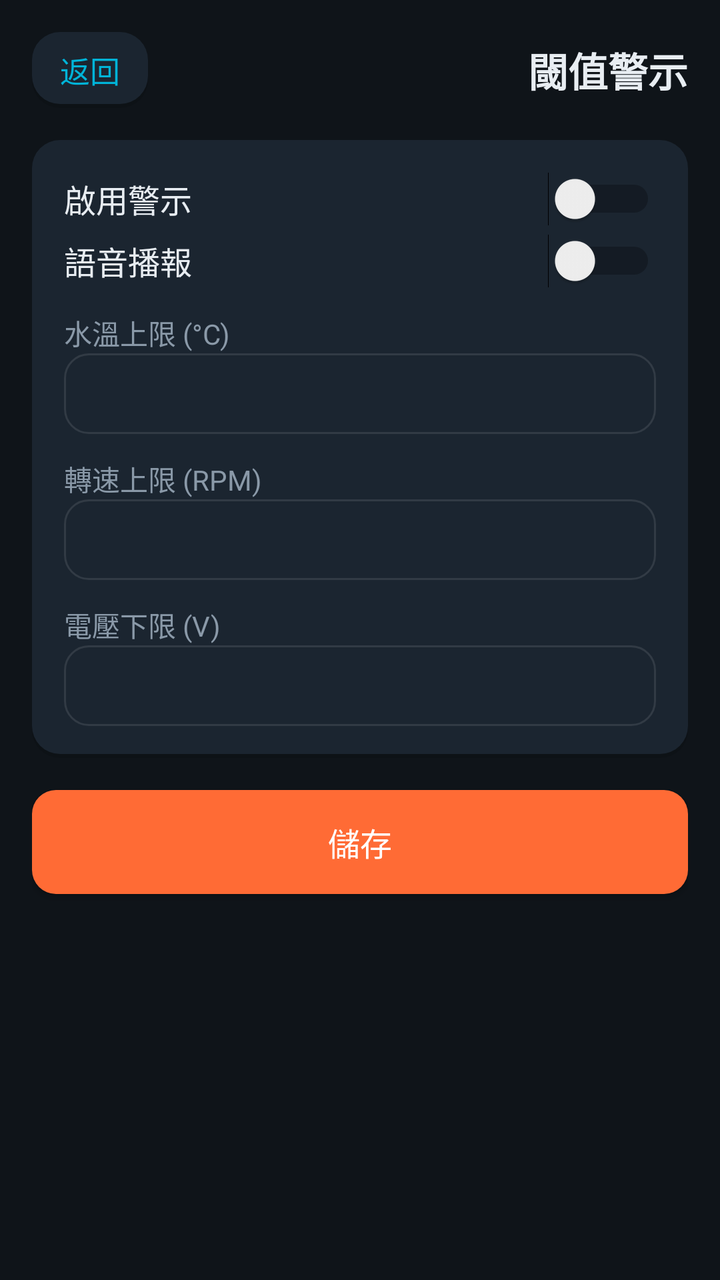
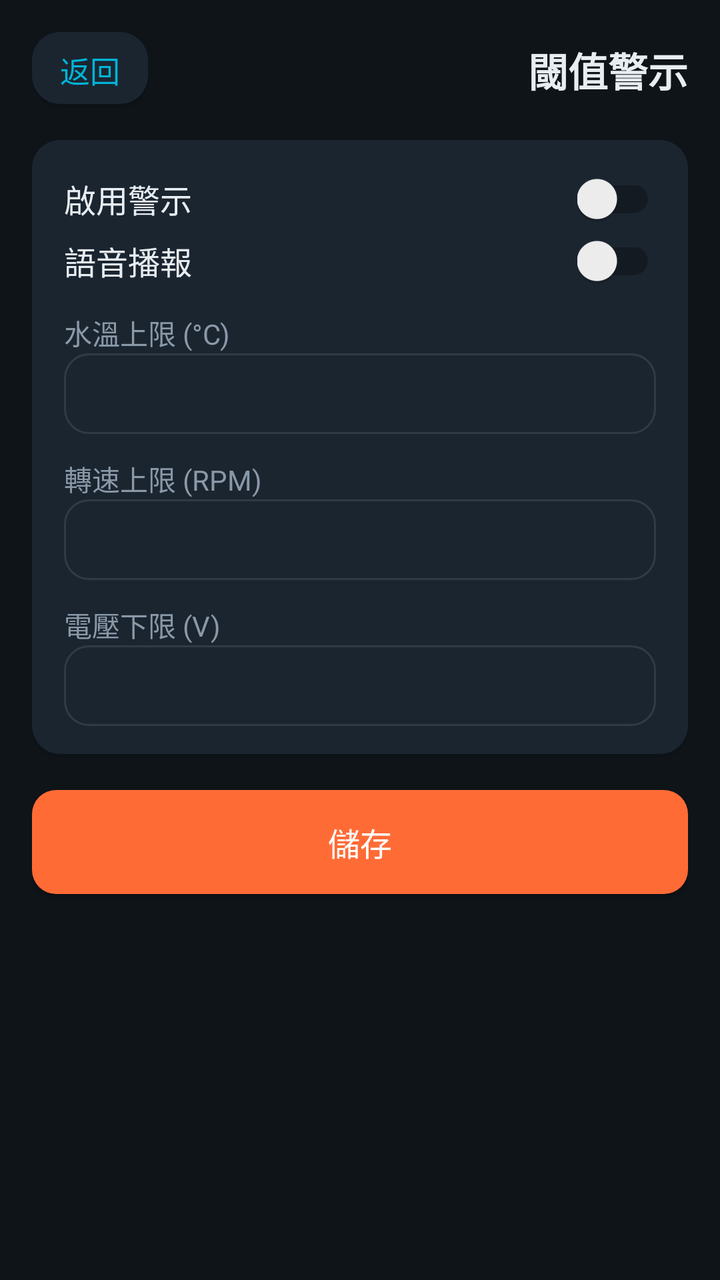

An Android layout rendered at two revisions. The XML below is the earlier revision; the diff shows what the commit changed to produce the second picture.
<!-- AndroidManifest.xml: application theme Theme.HeliOBD -->
<!-- res/layout/activity_alerts.xml -->
<?xml version="1.0" encoding="utf-8"?>
<LinearLayout xmlns:android="http://schemas.android.com/apk/res/android"
    android:layout_width="match_parent"
    android:layout_height="match_parent"
    android:background="@color/bg"
    android:orientation="vertical"
    android:padding="16dp">

    <LinearLayout
        android:layout_width="match_parent"
        android:layout_height="wrap_content"
        android:gravity="center_vertical"
        android:orientation="horizontal">

        <TextView
            android:id="@+id/btn_back"
            android:layout_width="wrap_content"
            android:layout_height="wrap_content"
            android:background="@drawable/bg_card"
            android:clickable="true"
            android:focusable="true"
            android:paddingHorizontal="14dp"
            android:paddingVertical="8dp"
            android:text="@string/common_back"
            android:textColor="@color/primary"
            android:textSize="15sp" />

        <Space
            android:layout_width="0dp"
            android:layout_height="1dp"
            android:layout_weight="1" />

        <TextView
            android:layout_width="wrap_content"
            android:layout_height="wrap_content"
            android:text="@string/alerts_title"
            android:textColor="@color/text_primary"
            android:textSize="20sp"
            android:textStyle="bold" />
    </LinearLayout>

    <LinearLayout
        android:layout_width="match_parent"
        android:layout_height="wrap_content"
        android:layout_marginTop="16dp"
        android:background="@drawable/bg_card"
        android:orientation="vertical"
        android:padding="16dp">

        <LinearLayout
            android:layout_width="match_parent"
            android:layout_height="wrap_content"
            android:gravity="center_vertical"
            android:orientation="horizontal">

            <TextView
                android:layout_width="0dp"
                android:layout_height="wrap_content"
                android:layout_weight="1"
                android:text="@string/alerts_enable"
                android:textColor="@color/text_primary"
                android:textSize="16sp" />

            <Switch
                android:id="@+id/alert_enabled"
                android:layout_width="wrap_content"
                android:layout_height="wrap_content" />
        </LinearLayout>

        <LinearLayout
            android:layout_width="match_parent"
            android:layout_height="wrap_content"
            android:layout_marginTop="4dp"
            android:gravity="center_vertical"
            android:orientation="horizontal">

            <TextView
                android:layout_width="0dp"
                android:layout_height="wrap_content"
                android:layout_weight="1"
                android:text="@string/alerts_voice_label"
                android:textColor="@color/text_primary"
                android:textSize="16sp" />

            <Switch
                android:id="@+id/alert_voice"
                android:layout_width="wrap_content"
                android:layout_height="wrap_content" />
        </LinearLayout>

        <TextView
            android:layout_width="match_parent"
            android:layout_height="wrap_content"
            android:layout_marginTop="12dp"
            android:text="@string/alerts_coolant_label"
            android:textColor="@color/text_secondary"
            android:textSize="14sp" />

        <EditText
            android:id="@+id/alert_coolant"
            android:layout_width="match_parent"
            android:layout_height="wrap_content"
            android:background="@drawable/bg_input"
            android:inputType="number"
            android:padding="10dp"
            android:textColor="@color/text_primary"
            android:textSize="15sp" />

        <TextView
            android:layout_width="match_parent"
            android:layout_height="wrap_content"
            android:layout_marginTop="12dp"
            android:text="@string/alerts_rpm_label"
            android:textColor="@color/text_secondary"
            android:textSize="14sp" />

        <EditText
            android:id="@+id/alert_rpm"
            android:layout_width="match_parent"
            android:layout_height="wrap_content"
            android:background="@drawable/bg_input"
            android:inputType="number"
            android:padding="10dp"
            android:textColor="@color/text_primary"
            android:textSize="15sp" />

        <TextView
            android:layout_width="match_parent"
            android:layout_height="wrap_content"
            android:layout_marginTop="12dp"
            android:text="@string/alerts_voltage_label"
            android:textColor="@color/text_secondary"
            android:textSize="14sp" />

        <EditText
            android:id="@+id/alert_voltage"
            android:layout_width="match_parent"
            android:layout_height="wrap_content"
            android:background="@drawable/bg_input"
            android:inputType="numberDecimal"
            android:padding="10dp"
            android:textColor="@color/text_primary"
            android:textSize="15sp" />
    </LinearLayout>

    <Button
        android:id="@+id/btn_save"
        android:layout_width="match_parent"
        android:layout_height="52dp"
        android:layout_marginTop="16dp"
        android:background="@drawable/bg_button_accent"
        android:text="@string/common_save"
        android:textColor="@android:color/white"
        android:textSize="16sp" />
</LinearLayout>
<!-- resources referenced by this layout -->
<resources>
  <color name="bg">#0F1419</color>
  <color name="primary">#00B4D8</color>
  <color name="text_primary">#E8EDF2</color>
  <color name="text_secondary">#8A99A8</color>
  <!-- drawable bg_button_accent (drawable) -->
  <?xml version="1.0" encoding="utf-8"?>
  <selector xmlns:android="http://schemas.android.com/apk/res/android">
      <item android:state_pressed="true" android:drawable="@drawable/bg_button_accent_pressed" />
      <item>
          <shape android:shape="rectangle">
              <solid android:color="@color/accent" />
              <corners android:radius="12dp" />
          </shape>
      </item>
  </selector>
  <!-- drawable bg_card (drawable) -->
  <?xml version="1.0" encoding="utf-8"?>
  <layer-list xmlns:android="http://schemas.android.com/apk/res/android">
      
      <item android:top="2dp">
          <shape android:shape="rectangle">
              <solid android:color="#1F000000" />
              <corners android:radius="14dp" />
          </shape>
      </item>
      
      <item android:bottom="2dp">
          <shape android:shape="rectangle">
              <solid android:color="@color/surface" />
              <corners android:radius="14dp" />
          </shape>
      </item>
  </layer-list>
  <!-- drawable bg_input (drawable) -->
  <?xml version="1.0" encoding="utf-8"?>
  <shape xmlns:android="http://schemas.android.com/apk/res/android" android:shape="rectangle">
      <solid android:color="@color/surface" />
      <stroke android:width="1dp" android:color="@color/stroke" />
      <corners android:radius="12dp" />
  </shape>
  <string name="alerts_coolant_label">水溫上限 (°C)</string>
  <string name="alerts_enable">啟用警示</string>
  <string name="alerts_rpm_label">轉速上限 (RPM)</string>
  <string name="alerts_title">閾值警示</string>
  <string name="alerts_voice_label">語音播報</string>
  <string name="alerts_voltage_label">電壓下限 (V)</string>
  <string name="common_back">返回</string>
  <string name="common_save">儲存</string>
  <style name="Theme.HeliOBD" parent="Theme.AppCompat.DayNight.NoActionBar">
          <item name="colorPrimary">@color/primary</item>
          <item name="colorPrimaryDark">@color/primary_dark</item>
          <item name="colorAccent">@color/accent</item>
          <item name="android:windowBackground">@color/bg</item>
          <item name="android:statusBarColor">@color/bg</item>
          <item name="android:navigationBarColor">@color/bg</item>
          <item name="android:textColorPrimary">@color/text_primary</item>
          <item name="android:textColorSecondary">@color/text_secondary</item>
          
          <item name="android:windowLightStatusBar">@bool/window_light_status_bar</item>
          <item name="android:windowActionModeOverlay">true</item>
          <item name="android:windowNoTitle">true</item>
      </style>
  <!-- drawable bg_button_accent_pressed (drawable) -->
  <?xml version="1.0" encoding="utf-8"?>
  <shape xmlns:android="http://schemas.android.com/apk/res/android" android:shape="rectangle">
      <solid android:color="@color/accent_pressed" />
      <corners android:radius="12dp" />
  </shape>
  <color name="accent">#FF6B35</color>
  <color name="surface">#1B2530</color>
  <color name="stroke">#1AFFFFFF</color>
  <color name="primary_dark">#0A7E99</color>
  <color name="accent_pressed">#D9531F</color>
</resources>

<!-- the commit's change to res/layout/activity_alerts.xml (unified diff, before → after) -->
@@ -2,7 +2,6 @@
 <LinearLayout xmlns:android="http://schemas.android.com/apk/res/android"
     android:layout_width="match_parent"
     android:layout_height="match_parent"
-    android:background="@color/bg"
     android:orientation="vertical"
     android:padding="16dp">
 
@@ -61,7 +60,7 @@
                 android:textColor="@color/text_primary"
                 android:textSize="16sp" />
 
-            <Switch
+            <androidx.appcompat.widget.SwitchCompat
                 android:id="@+id/alert_enabled"
                 android:layout_width="wrap_content"
                 android:layout_height="wrap_content" />
@@ -82,7 +81,7 @@
                 android:textColor="@color/text_primary"
                 android:textSize="16sp" />
 
-            <Switch
+            <androidx.appcompat.widget.SwitchCompat
                 android:id="@+id/alert_voice"
                 android:layout_width="wrap_content"
                 android:layout_height="wrap_content" />
@@ -92,11 +91,13 @@
             android:layout_width="match_parent"
             android:layout_height="wrap_content"
             android:layout_marginTop="12dp"
+            android:labelFor="@+id/alert_coolant"
             android:text="@string/alerts_coolant_label"
             android:textColor="@color/text_secondary"
             android:textSize="14sp" />
 
         <EditText
+            android:importantForAutofill="no"
             android:id="@+id/alert_coolant"
             android:layout_width="match_parent"
             android:layout_height="wrap_content"
@@ -110,11 +111,13 @@
             android:layout_width="match_parent"
             android:layout_height="wrap_content"
             android:layout_marginTop="12dp"
+            android:labelFor="@+id/alert_rpm"
             android:text="@string/alerts_rpm_label"
             android:textColor="@color/text_secondary"
             android:textSize="14sp" />
 
         <EditText
+            android:importantForAutofill="no"
             android:id="@+id/alert_rpm"
             android:layout_width="match_parent"
             android:layout_height="wrap_content"
@@ -128,11 +131,13 @@
             android:layout_width="match_parent"
             android:layout_height="wrap_content"
             android:layout_marginTop="12dp"
+            android:labelFor="@+id/alert_voltage"
             android:text="@string/alerts_voltage_label"
             android:textColor="@color/text_secondary"
             android:textSize="14sp" />
 
         <EditText
+            android:importantForAutofill="no"
             android:id="@+id/alert_voltage"
             android:layout_width="match_parent"
             android:layout_height="wrap_content"
